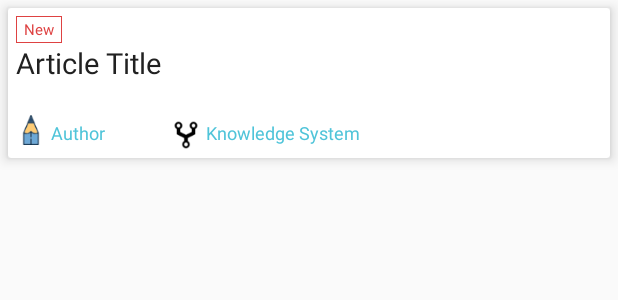
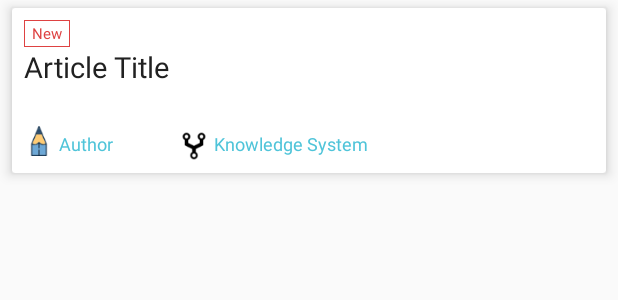
Before and after one commit to littledavid-tech/WanAndroidApp, an Android app: the layout recycler_view_item_home_article.xml on its own in the app's theme, with its tools: preview values and no code run, on a phone screen of 412 x 824 dp. Shown: the top 300 px of the screen. Run offline under Robolectric (Android 15) with nearby library versions, the phone set to English and light mode, and no system bars.

Commit message:
定位了无法加载更多的Bug

```diff
--- a/app/src/main/java/cn/shycoder/wanandroidapp/model/entity/Paging.kt
+++ b/app/src/main/java/cn/shycoder/wanandroidapp/model/entity/Paging.kt
@@ -8,7 +8,7 @@ class Paging<T>() {
     var datas: List<T>? = null
     var offset: Int = 0
     var over: Boolean = false
-    var pcageCount = 1
+    var pageCount = 1
     var size: Int = 20
     var total: Int = 0
 }
--- a/app/src/main/java/cn/shycoder/wanandroidapp/presenter/ArticlePresenterImpl.kt
+++ b/app/src/main/java/cn/shycoder/wanandroidapp/presenter/ArticlePresenterImpl.kt
@@ -1,12 +1,11 @@
 package cn.shycoder.wanandroidapp.presenter
 
 import cn.shycoder.wanandroidapp.model.api.HomeArticleService
-import cn.shycoder.wanandroidapp.model.entity.Article
 import cn.shycoder.wanandroidapp.presenter.contract.ArticleContract
+import com.orhanobut.logger.Logger
 import io.reactivex.android.schedulers.AndroidSchedulers
 import io.reactivex.disposables.Disposable
 import io.reactivex.schedulers.Schedulers
-import java.util.function.Consumer
 
 /**
  * Created by ITSoftware on 11/7/2018.
@@ -43,6 +42,8 @@ class ArticlePresenterImpl(override var view: ArticleContract.ArticleView?)
                 .observeOn(AndroidSchedulers.mainThread())
                 .subscribe(
                         {
+                            this.totalPage = it.data?.pageCount!!
+                            Logger.i("Current Page:${this.currentPage} Total Page Count${this.totalPage}")
                             if (isRefresh)
                                 view?.refreshedData(it.data!!.datas!!)
                             else
--- a/app/src/main/res/layout/main_activity.xml
+++ b/app/src/main/res/layout/main_activity.xml
@@ -15,16 +15,12 @@
         android:orientation="vertical">
 
         <include layout="@layout/app_toolbar" />
-
+        <!--Fragment的容器-->
         <FrameLayout
             android:id="@+id/main_flContainer"
             android:layout_width="match_parent"
             android:layout_height="match_parent">
 
-            <!--<fragment-->
-            <!--android:name="cn.shycoder.wanandroidapp.view.fragment.ArticleFragment"-->
-            <!--android:layout_width="match_parent"-->
-            <!--android:layout_height="match_parent" />-->
         </FrameLayout>
     </LinearLayout>
 
--- a/app/src/main/res/layout/recycler_view_item_home_article.xml
+++ b/app/src/main/res/layout/recycler_view_item_home_article.xml
@@ -2,17 +2,17 @@
 <android.support.v7.widget.CardView xmlns:android="http://schemas.android.com/apk/res/android"
     xmlns:app="http://schemas.android.com/apk/res-auto"
     android:layout_width="match_parent"
-    android:layout_height="100dp"
+    android:layout_height="110dp"
     android:layout_marginBottom="5dp"
-    android:layout_marginLeft="5dp"
-    android:layout_marginRight="5dp"
+    android:layout_marginLeft="8dp"
+    android:layout_marginRight="8dp"
     android:layout_marginTop="5dp"
     app:cardElevation="5dp">
 
     <RelativeLayout
         android:layout_width="match_parent"
         android:layout_height="match_parent"
-        android:padding="5dp">
+        android:padding="8dp">
 
         <TextView
             android:id="@+id/home_article_item_tvTag"
@@ -56,7 +56,7 @@
             android:layout_marginLeft="3dp"
             android:layout_toRightOf="@id/home_article_item_ivAuthorIcon"
             android:ellipsize="end"
-            android:maxLength="20"
+            android:maxLines="1"
             android:text="Author" />
 
         <ImageView
@@ -76,7 +76,6 @@
             android:layout_marginBottom="3dp"
             android:layout_marginLeft="3dp"
             android:layout_toRightOf="@id/home_article_item_ivKnowledgeSystemIcon"
-            android:maxLength="20"
             android:maxLines="1"
             android:text="Knowledge System" />
     </RelativeLayout>
```
Also changed, not shown: app/build.gradle (+7 -2 lines), app/src/main/java/cn/shycoder/wanandroidapp/utils/MyApplication.kt (+9 -0 lines), app/src/main/java/cn/shycoder/wanandroidapp/view/activity/WelcomeActivity.kt (+5 -7 lines), app/src/main/java/cn/shycoder/wanandroidapp/view/fragment/ArticleFragment.kt (+6 -3 lines), app/src/main/java/cn/shycoder/wanandroidapp/view/fragment/BaseRecyclerViewFragment.kt (+77 -37 lines), app/src/main/res/layout/recycler_view_fragment.xml (+15 -3 lines).
